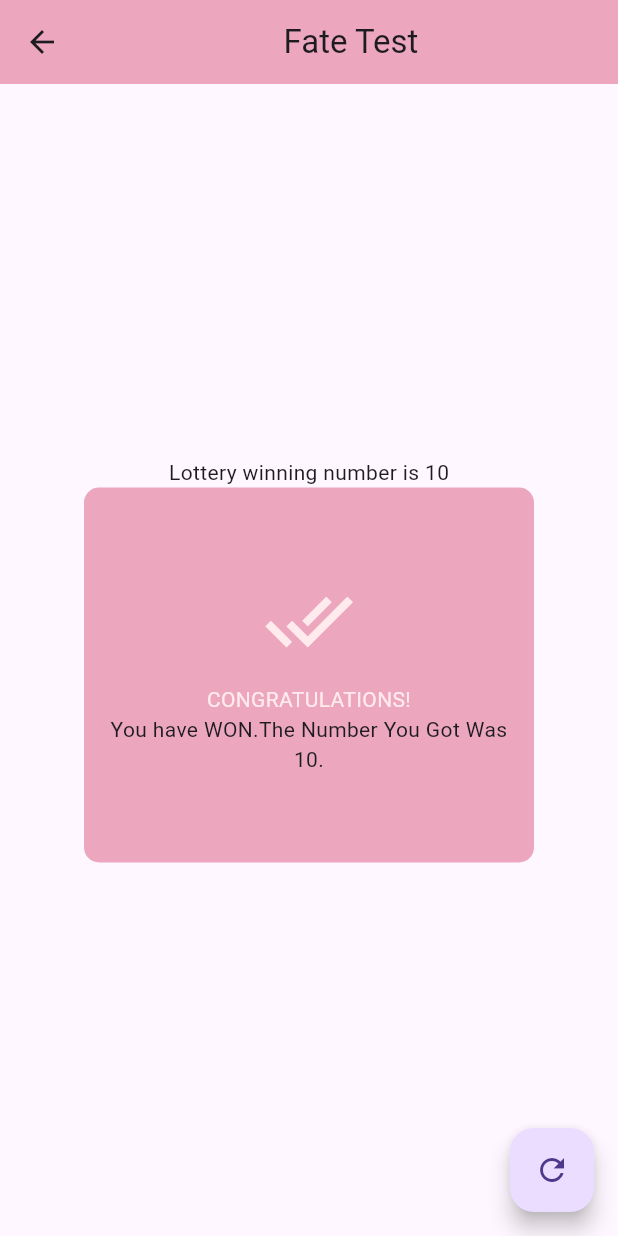
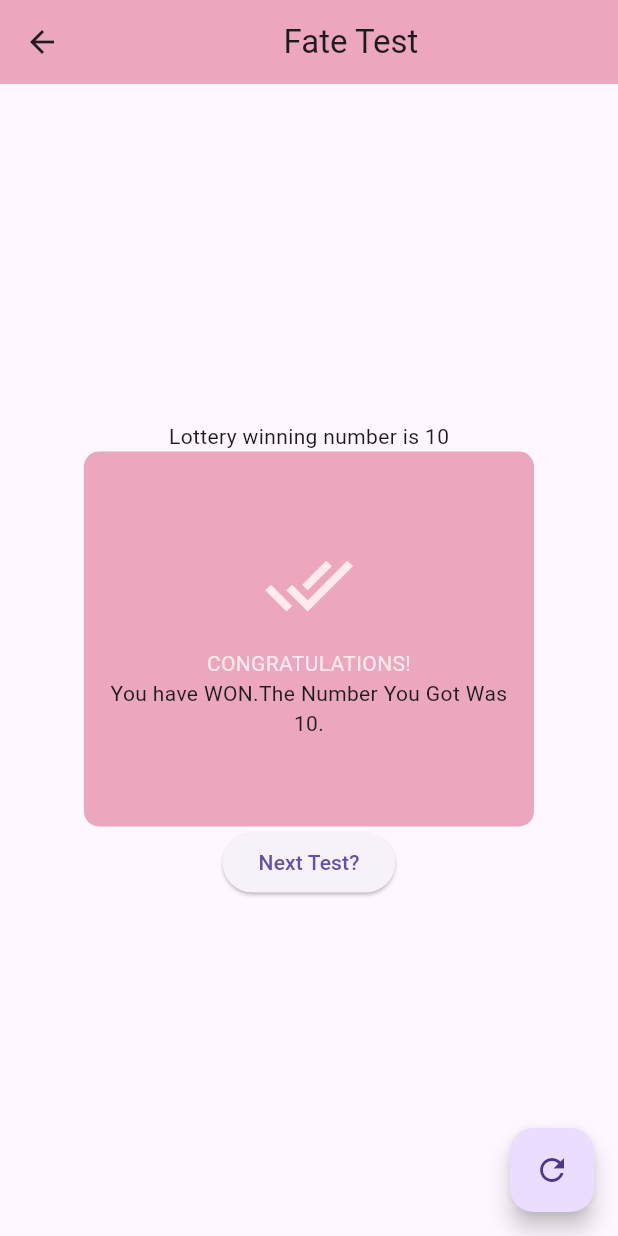
Before and after one commit to AbihaRiaz1703/first-Scar, a Flutter app: the Last screen opened directly, on a phone screen of 412 x 824 dp. Run offline on Flutter 3.47's test engine with Material 3 defaults, Android fonts, the phone set to English and light mode, and no system bars.

Commit message:
test comment

```diff
--- a/lib/cool.dart
+++ b/lib/cool.dart
@@ -1,5 +1,6 @@
 import 'dart:math';
 
+import 'package:first_project/ok.dart';
 import 'package:flutter/material.dart';
 
 class Last extends StatefulWidget {
@@ -76,6 +77,31 @@ class _LastState extends State<Last> {
                     ),
             ),
           ),
+          x == 10
+              ? Center(
+                  child: ElevatedButton(
+                      onPressed: () {
+                        Navigator.push(
+                          context,
+                          MaterialPageRoute(
+                            builder: (context) => const Go(),
+                          ),
+                        );
+                      },
+                      child: const Text('Next Test?')),
+                )
+              : Container(
+                  height: 20,
+                  width: 60,
+                  decoration: const BoxDecoration(
+                    color: Color.fromARGB(255, 212, 141, 136),
+                    borderRadius: BorderRadius.only(
+                      topLeft: Radius.circular(10),
+                      bottomRight: Radius.circular(10),
+                    ),
+                  ),
+                  child: const Center(child: Text('Again')),
+                ),
         ],
       ),
       floatingActionButton: FloatingActionButton(
```
Also changed, not shown: lib/ok.dart (added, +45 -0 lines).
